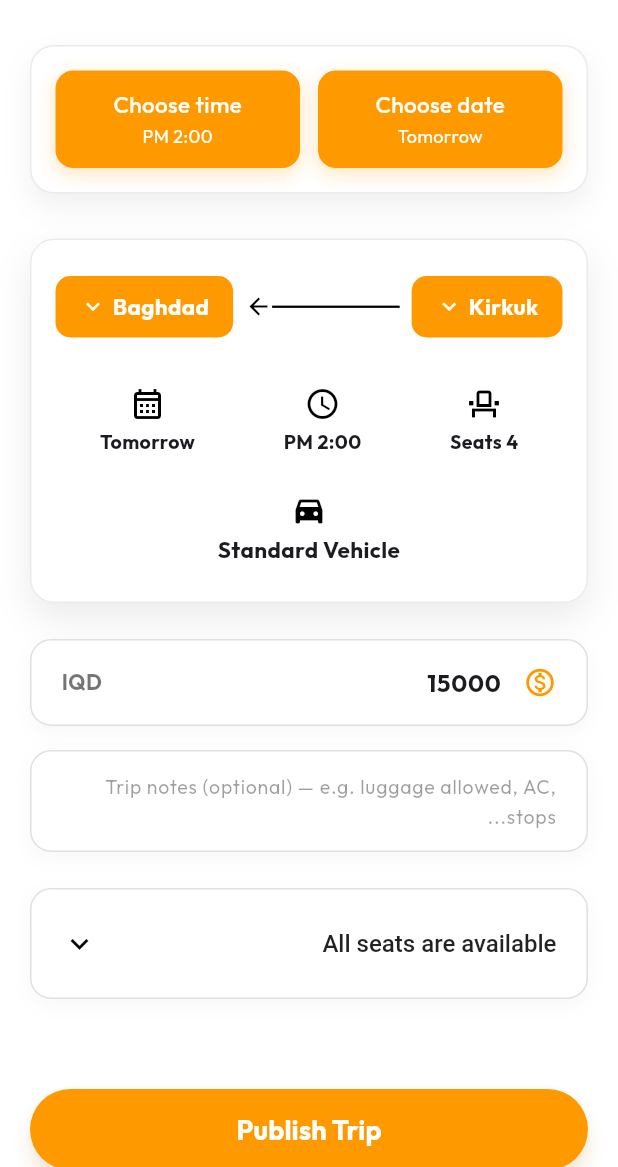
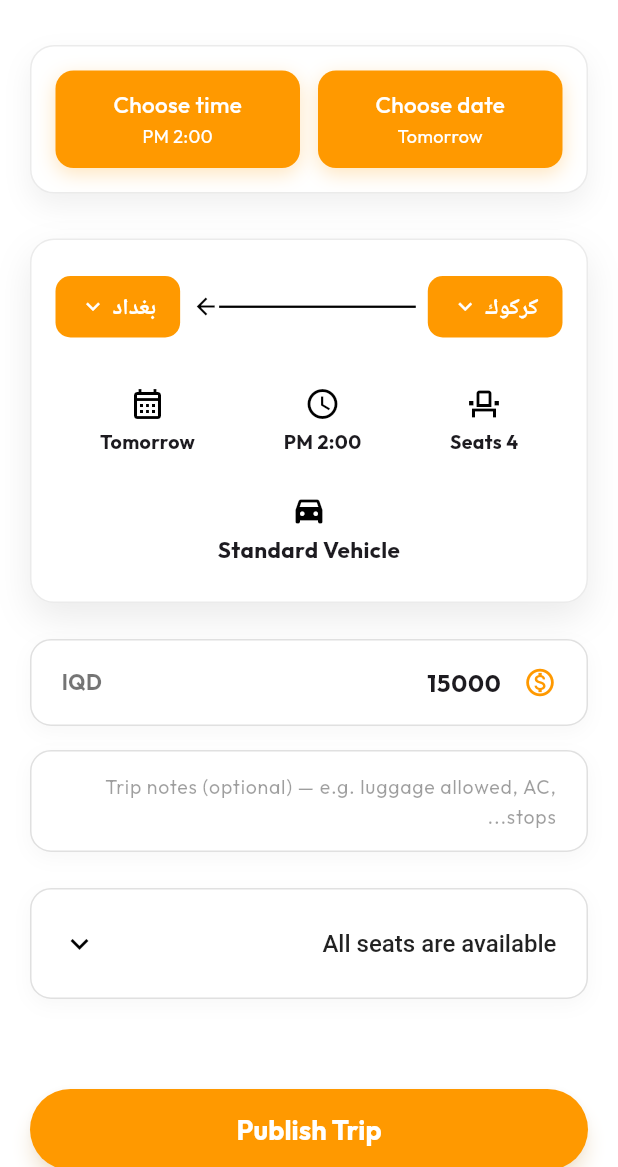
Before and after one commit to aashirafaq2-lgtm/yalla-driver, a Flutter app: the ScheduleTripInfoScreen screen opened by its route, on a phone screen of 412 x 824 dp, the part 69-1236 px from its top. Run offline on Flutter 3.47's test engine with Material 3 defaults, Android fonts, the phone set to English and light mode, and no system bars; our stand-ins replace animate_do, audioplayers, dio, file_picker, firebase_core, firebase_messaging and 11 more; missing offline and left inert: flutter_background_service; accounts and stored records are empty; network calls fail.

Commit message:
feat: handle manual request assignment with accept/reject dialog and update Arabic governorates

```diff
--- a/lib/core/services/socket_service.dart
+++ b/lib/core/services/socket_service.dart
@@ -23,6 +23,7 @@ class SocketService {
   Function(dynamic)? onNotification;
   Function(dynamic)? onRideCancelled;
   Function(dynamic)? onNewTripBooking;
+  Function(dynamic)? onManualRequestAssigned;
 
   void connect() async {
     if (_socket != null) {
@@ -107,6 +108,11 @@ class SocketService {
     _socket!.on('ride_cancelled', (data) {
       debugPrint('[Socket] ride_cancelled: $data');
       onRideCancelled?.call(data);
+    });
+
+    _socket!.on('manual_request_assigned', (data) {
+      debugPrint('[Socket] manual_request_assigned: $data');
+      onManualRequestAssigned?.call(data);
     });
 
     _socket!.on('new_trip_booking', (data) {
--- a/lib/features/rides/presentation/schedule_trip_info_screen.dart
+++ b/lib/features/rides/presentation/schedule_trip_info_screen.dart
@@ -18,6 +18,31 @@ class _ScheduleTripInfoScreenState extends State<ScheduleTripInfoScreen> {
   int _seatsAvailable = 4;
   String _fromCity = 'Kirkuk';
   String _toCity = 'Baghdad';
+
+  static const Map<String, String> _cityArabicMap = {
+    'Kirkuk': 'كركوك',
+    'Baghdad': 'بغداد',
+    'Erbil': 'أربيل',
+    'Basra': 'البصرة',
+    'Sulaymaniyah': 'السليمانية',
+    'Najaf': 'النجف',
+    'Karbala': 'كربلاء',
+    'Mosul': 'الموصل',
+    'Dohuk': 'دهوك',
+    'Duhok': 'دهوك',
+    'Anbar': 'الأنبار',
+    'Babel': 'بابل',
+    'Babylon': 'بابل',
+    'Wasit': 'واسط',
+    'Saladin': 'صلاح الدين',
+    'Diyala': 'ديالى',
+    'Maysan': 'ميسان',
+    'Muthanna': 'المثنى',
+    'Qadisiyyah': 'القادسية',
+    'Dhi Qar': 'ذي قار',
+    'Nineveh': 'نينوى (الموصل)',
+  };
+
   final List<String> _iraqiCities = [
     'Baghdad', 'Kirkuk', 'Erbil', 'Basra', 'Sulaymaniyah',
     'Najaf', 'Karbala', 'Mosul', 'Dohuk', 'Anbar', 'Babel',
@@ -121,7 +146,7 @@ class _ScheduleTripInfoScreenState extends State<ScheduleTripInfoScreen> {
                   itemBuilder: (context, index) {
                     final city = _iraqiCities[index];
                     return ListTile(
-                      title: Text(city, style: const TextStyle(fontSize: 16)),
+                      title: Text('${_cityArabicMap[city] ?? city} ($city)', style: const TextStyle(fontSize: 16)),
                       trailing: (isOrigin ? _fromCity == city : _toCity == city)
                           ? const Icon(Icons.check, color: AppColors.primaryOrange)
                           : null,
@@ -552,7 +577,7 @@ class _ScheduleTripInfoScreenState extends State<ScheduleTripInfoScreen> {
         child: Row(
           mainAxisSize: MainAxisSize.min,
           children: [
-            Text(city, style: const TextStyle(color: Colors.white, fontWeight: FontWeight.bold, fontSize: 15)),
+            Text(_cityArabicMap[city] ?? city, style: const TextStyle(color: Colors.white, fontWeight: FontWeight.bold, fontSize: 15)),
             const SizedBox(width: 4),
             const Icon(Icons.keyboard_arrow_down, color: Colors.white, size: 18),
           ],
```
